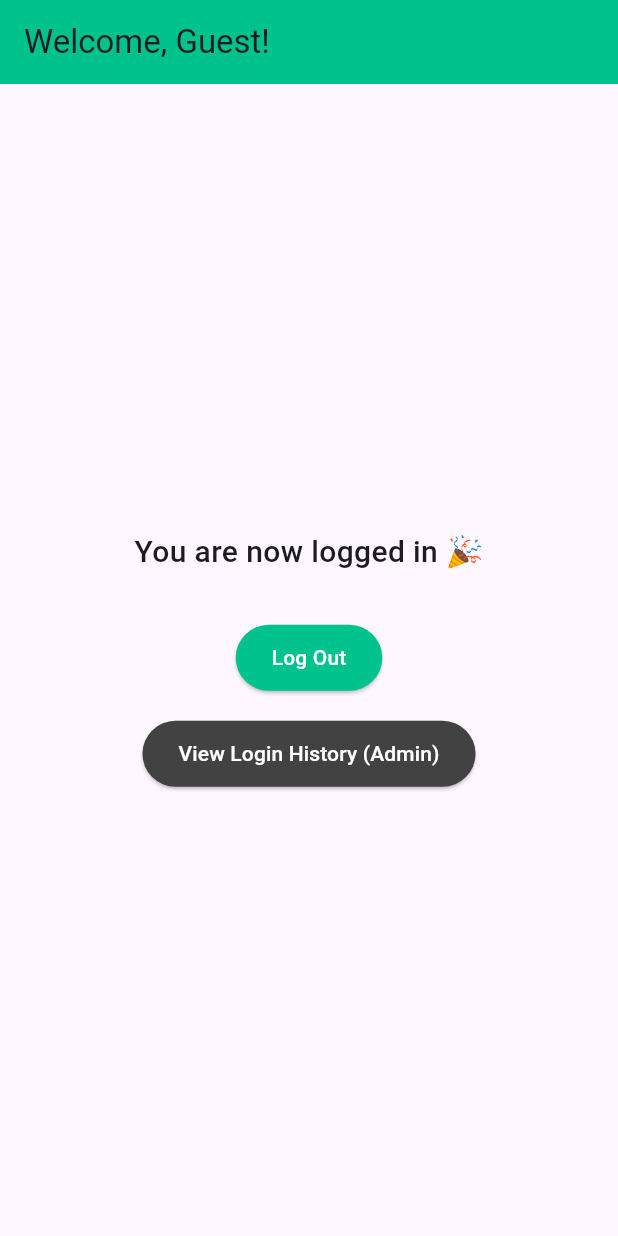
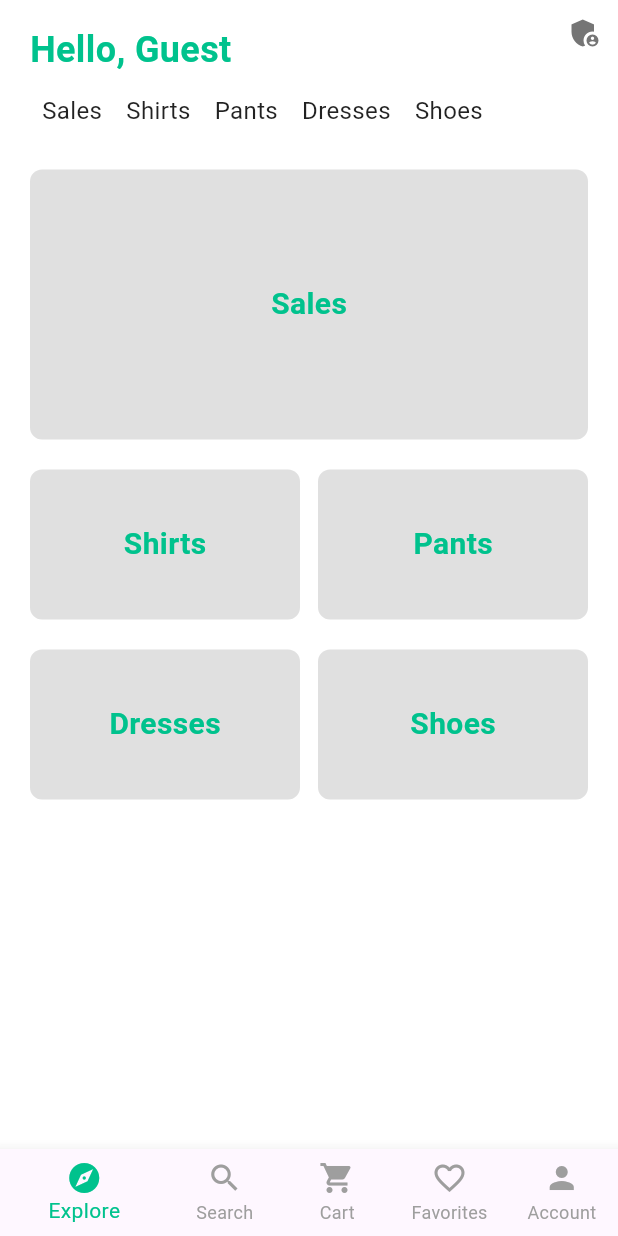
Before and after one commit to niasnow22/Luno, a Flutter app: the HomeScreen screen opened directly, on a phone screen of 412 x 824 dp. Run offline on Flutter 3.47's test engine with Material 3 defaults, Android fonts, the phone set to English and light mode, and no system bars; our stand-ins replace sembast, sembast_web.

Commit message:
played with the homepage and the account page

```diff
--- a/luno/lib/home_screen.dart
+++ b/luno/lib/home_screen.dart
@@ -1,9 +1,10 @@
 // ----------------------------
-// home_screen.dart
+// home_screen.dart (Explore Layout + Admin Access with Account Navigation)
 // ----------------------------
 
 import 'package:flutter/material.dart';
 import 'admin_page.dart';
+import 'account_page.dart'; // Make sure this file exists
 
 class HomeScreen extends StatelessWidget {
   final String name;
@@ -12,47 +13,126 @@ class HomeScreen extends StatelessWidget {
 
   @override
   Widget build(BuildContext context) {
+    final accentColor = const Color(0xFF00C28D);
+    final screenWidth = MediaQuery.of(context).size.width;
+    final spacing = 12.0;
+    final double boxWidth = (screenWidth - 52) / 2; // 2 boxes per row with padding
+
     return Scaffold(
-      appBar: AppBar(
-        title: Text('Welcome, $name!'),
-        backgroundColor: const Color(0xFF00C28D),
+      backgroundColor: Colors.white,
+      body: SafeArea(
+        child: Stack(
+          children: [
+            Padding(
+              padding: const EdgeInsets.symmetric(horizontal: 20.0, vertical: 16),
+              child: Column(
+                crossAxisAlignment: CrossAxisAlignment.start,
+                children: [
+                  Text(
+                    'Hello, $name',
+                    style: TextStyle(
+                      fontSize: 24,
+                      fontWeight: FontWeight.bold,
+                      color: accentColor,
                     ),
-      body: Center(
-        child: Column(
-          mainAxisAlignment: MainAxisAlignment.center,
+                  ),
+                  const SizedBox(height: 12),
+                  SingleChildScrollView(
+                    scrollDirection: Axis.horizontal,
+                    child: Row(
+                      children: ['Sales', 'Shirts', 'Pants', 'Dresses', 'Shoes']
+                          .map((item) => Padding(
+                                padding: const EdgeInsets.symmetric(horizontal: 8.0),
+                                child: Text(
+                                  item,
+                                  style: TextStyle(
+                                    fontSize: 16,
+                                    color: Colors.black87,
+                                  ),
+                                ),
+                              ))
+                          .toList(),
+                    ),
+                  ),
+                  const SizedBox(height: 24),
+                  buildCategoryBox('Sales', accentColor, height: 180),
+                  const SizedBox(height: 12),
+                  Row(
+                    mainAxisAlignment: MainAxisAlignment.spaceBetween,
                     children: [
-            const Text(
-              'You are now logged in 🎉',
-              style: TextStyle(fontSize: 20, fontWeight: FontWeight.w500),
+                      buildCategoryBox('Shirts', accentColor, width: boxWidth),
+                      buildCategoryBox('Pants', accentColor, width: boxWidth),
+                    ],
                   ),
-            const SizedBox(height: 32),
-            ElevatedButton(
-              onPressed: () {
-                Navigator.pop(context); // Log out
-              },
-              style: ElevatedButton.styleFrom(
-                backgroundColor: const Color(0xFF00C28D),
-                foregroundColor: Colors.white,
-                padding: const EdgeInsets.symmetric(horizontal: 24, vertical: 12),
+                  const SizedBox(height: 12),
+                  Row(
+                    mainAxisAlignment: MainAxisAlignment.spaceBetween,
+                    children: [
+                      buildCategoryBox('Dresses', accentColor, width: boxWidth),
+                      buildCategoryBox('Shoes', accentColor, width: boxWidth),
+                    ],
                   ),
-              child: const Text('Log Out'),
+                ],
               ),
-            const SizedBox(height: 16),
-            ElevatedButton(
-              onPressed: () {
+            ),
+            Positioned(
+              top: 10,
+              right: 10,
+              child: GestureDetector(
+                onTap: () {
                   Navigator.push(
                     context,
                     MaterialPageRoute(builder: (context) => const AdminPage()),
                   );
                 },
-              style: ElevatedButton.styleFrom(
-                backgroundColor: Colors.grey[800],
-                foregroundColor: Colors.white,
-                padding: const EdgeInsets.symmetric(horizontal: 24, vertical: 12),
+                child: Icon(Icons.admin_panel_settings, color: Colors.grey[600], size: 24),
               ),
-              child: const Text('View Login History (Admin)'),
             ),
           ],
+        ),
+      ),
+      bottomNavigationBar: BottomNavigationBar(
+        selectedItemColor: accentColor,
+        unselectedItemColor: Colors.grey,
+        showUnselectedLabels: true,
+        currentIndex: 0,
+        onTap: (index) {
+          if (index == 4) {
+            Navigator.push(
+              context,
+              MaterialPageRoute(builder: (context) => const AccountScreen()),
+            );
+          }
+          // Handle other indices as needed
+        },
+        items: const [
+          BottomNavigationBarItem(icon: Icon(Icons.explore), label: 'Explore'),
+          BottomNavigationBarItem(icon: Icon(Icons.search), label: 'Search'),
+          BottomNavigationBarItem(icon: Icon(Icons.shopping_cart), label: 'Cart'),
+          BottomNavigationBarItem(icon: Icon(Icons.favorite_border), label: 'Favorites'),
+          BottomNavigationBarItem(icon: Icon(Icons.person), label: 'Account'),
+        ],
+      ),
+    );
+  }
+
+  Widget buildCategoryBox(String title, Color color, {double? width, double? height}) {
+    return Container(
+      width: width ?? double.infinity,
+      height: height ?? 100,
+      margin: const EdgeInsets.symmetric(vertical: 4),
+      decoration: BoxDecoration(
+        color: Colors.grey[300],
+        borderRadius: BorderRadius.circular(8),
+      ),
+      child: Center(
+        child: Text(
+          title,
+          style: TextStyle(
+            color: color,
+            fontSize: 20,
+            fontWeight: FontWeight.w600,
+          ),
         ),
       ),
     );
```
Also changed, not shown: luno/lib/account_page.dart (added, +121 -0 lines), 3 other files. Lines whose indentation alone changed are shown as unchanged.
